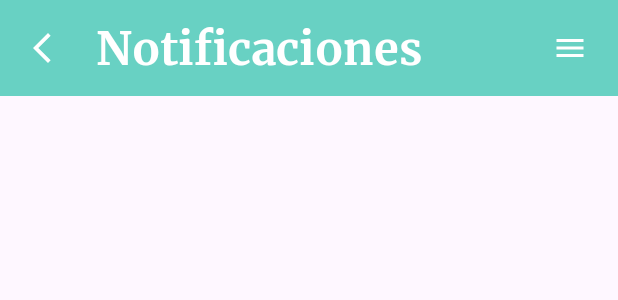
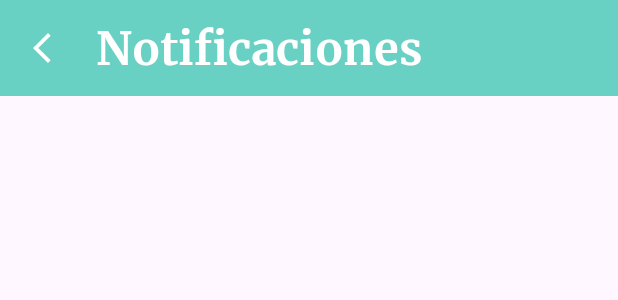
Before and after one commit to veronicaalla/RetoIntermodular, an Android app: the layout activity_notifications.xml on its own in the app's theme, with its tools: preview values and no code run, on a phone screen of 412 x 824 dp. Shown: the top 300 px of the screen. Run offline under Robolectric (Android 15) with nearby library versions, the phone set to English and light mode, and no system bars.

Commit message:
Modificaciones tool bar + nueva rama

```diff
--- a/AplicacionMovil/IncidenciasIES/app/src/main/res/layout/activity_notifications.xml
+++ b/AplicacionMovil/IncidenciasIES/app/src/main/res/layout/activity_notifications.xml
@@ -46,13 +46,6 @@
                     android:textColor="@color/white"
                     android:textSize="30dp" />
 
-                <ImageView
-                    android:id="@+id/menuAjustes"
-                    android:layout_width="wrap_content"
-                    android:layout_height="wrap_content"
-                    android:layout_gravity="right"
-                    android:paddingRight="20dp"
-                    android:src="@drawable/baseline_menu_24" />
 
             </androidx.appcompat.widget.Toolbar>
 
```
Also changed, not shown: AplicacionMovil/IncidenciasIES/app/src/main/java/es/intermodular/equipo2/incidenciasies/SpecificListIncidents.kt (+23 -0 lines), 1 other file.
